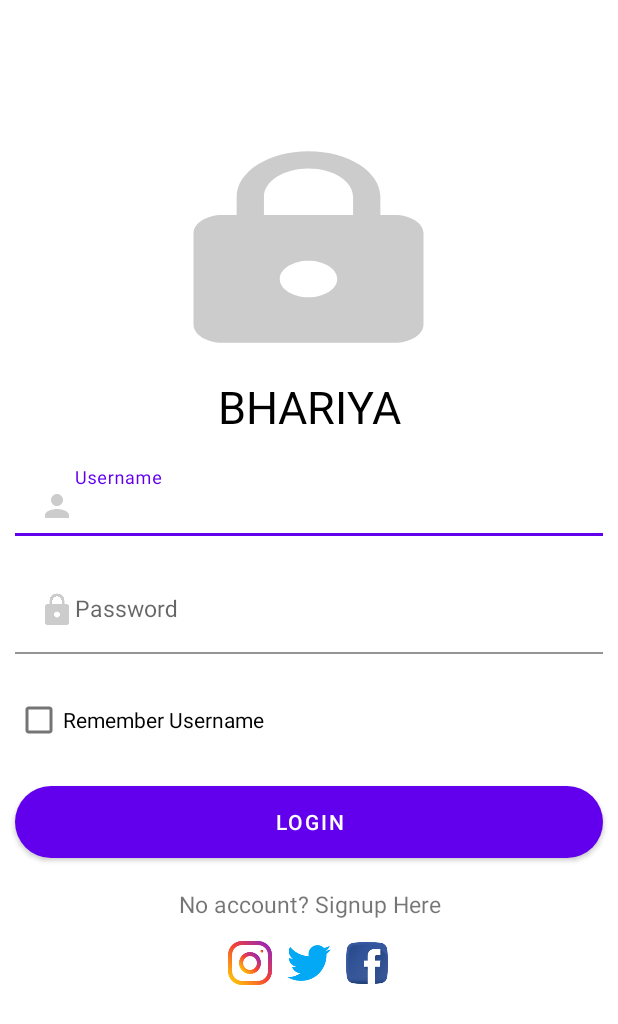
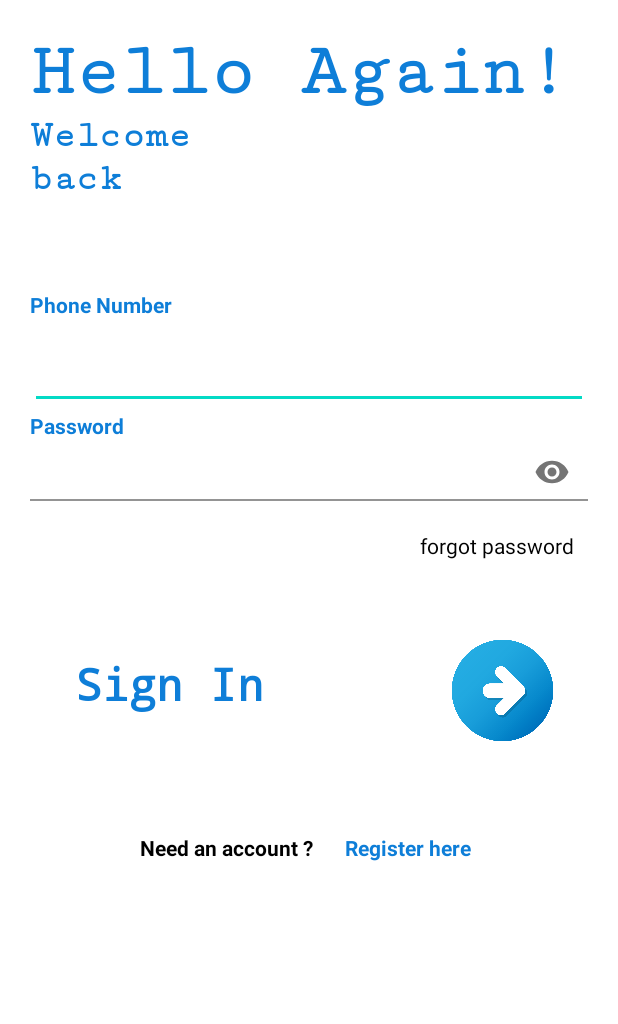
Before and after one commit to Bhariya-Application-Development-Team/Bhariya, an Android app: the layout activity_login.xml on its own in the app's theme, with its tools: preview values and no code run, on a phone screen of 412 x 824 dp. Shown: the top 1024 px of the screen. Run offline under Robolectric (Android 15) with nearby library versions, the phone set to English and light mode, and no system bars.

Commit message:
API FOR LOGIN

```diff
--- a/app/src/main/res/layout/activity_login.xml
+++ b/app/src/main/res/layout/activity_login.xml
@@ -2,132 +2,158 @@
 <LinearLayout xmlns:android="http://schemas.android.com/apk/res/android"
     xmlns:app="http://schemas.android.com/apk/res-auto"
     xmlns:tools="http://schemas.android.com/tools"
-
     android:layout_width="match_parent"
-    android:layout_height="match_parent"
+    android:layout_height="wrap_content"
     android:orientation="vertical"
-    android:id="@+id/linearLayout"
     android:background="#fff"
-    android:gravity="center"
+    android:paddingTop="10dp"
+    android:paddingLeft="20dp"
+    android:paddingRight="20dp"
     tools:context=".LoginActivity">
 
-    <ImageView
-        android:layout_width="230dp"
-        android:layout_height="146dp"
-        android:layout_gravity="center"
-        android:layout_marginTop="50dp"
-        android:scaleType="fitXY"
-        android:src="@drawable/ic_lock" />
+
     <TextView
+        android:layout_width="wrap_content"
+        android:layout_height="wrap_content"
+        android:layout_marginTop="10dp"
+        android:fontFamily="serif-monospace"
+        android:textStyle="bold"
+        android:text="Hello Again!"
+        android:textColor="#0E7ED8"
+        android:textSize="50sp" />
+
+    <TextView
+        android:layout_width="wrap_content"
+        android:layout_height="wrap_content"
+
+        android:fontFamily="serif-monospace"
+        android:text="Welcome"
+        android:textStyle="bold"
+        android:textColor="#0E7ED8"
+        android:textSize="25sp" />
+    <TextView
+        android:layout_width="wrap_content"
+        android:layout_height="wrap_content"
+
+        android:textStyle="bold"
+        android:fontFamily="serif-monospace"
+        android:text="back"
+        android:textColor="#0E7ED8"
+        android:textSize="25sp" />
+
+    <LinearLayout
+        android:layout_width="match_parent"
+        android:layout_height="252dp"
+        android:layout_marginTop="10dp"
+        android:orientation="vertical">
+
+        <com.google.android.material.textview.MaterialTextView
+            android:layout_width="match_parent"
+            android:layout_height="wrap_content"
+            android:layout_marginTop="50dp"
+            android:text="Phone Number"
+            android:textColor="#0E7ED8"
+
+            android:textStyle="bold"></com.google.android.material.textview.MaterialTextView>
+
+
+        <com.google.android.material.textfield.TextInputEditText
+            android:id="@+id/phonenumber"
+            android:layout_width="match_parent"
+            android:layout_height="60dp"
+            android:inputType="number" />
+
+
+        <com.google.android.material.textview.MaterialTextView
+            android:layout_width="match_parent"
+            android:layout_height="wrap_content"
+            android:layout_marginTop="1dp"
+            android:text="Password"
+            android:textColor="#0E7ED8"
+            android:textStyle="bold"></com.google.android.material.textview.MaterialTextView>
+
+        <com.google.android.material.textfield.TextInputLayout
+            android:layout_width="match_parent"
+            android:layout_height="wrap_content"
+            android:layout_marginTop="1dp"
+            app:passwordToggleEnabled="true">
+
+            <com.google.android.material.textfield.TextInputEditText
+                android:id="@+id/password"
+                android:layout_width="match_parent"
+                android:layout_height="39dp"
+                android:background="#fff"
+                android:inputType="textPassword" />
+        </com.google.android.material.textfield.TextInputLayout>
+
+        <TextView
+            android:layout_width="match_parent"
+            android:layout_height="wrap_content"
+            android:layout_marginLeft="260dp"
+            android:layout_marginTop="20dp"
+            android:text="forgot password"
+            android:textColor="#000000" />
+
+
+    </LinearLayout>
+    <LinearLayout
         android:layout_width="match_parent"
         android:layout_height="wrap_content"
-        android:layout_marginTop="10dp"
-        android:gravity="center"
-        android:text="BHARIYA"
-        android:textColor="@color/black"
-        android:textColorHint="#FFFFFF"
-        android:textSize="30sp" />
+        android:layout_marginTop="20dp"
+        android:orientation="horizontal">
+        <com.google.android.material.textview.MaterialTextView
+            android:layout_width="150dp"
+            android:layout_height="wrap_content"
+            android:layout_marginTop="20dp"
+            android:layout_marginLeft="30dp"
+            android:textColor="#0E7ED8"
+            android:fontFamily="monospace"
+            android:textStyle="bold"
+            android:textSize="30sp"
+            android:text="Sign In"
+            ></com.google.android.material.textview.MaterialTextView>
 
-    <com.google.android.material.textfield.TextInputLayout
-        android:layout_width="match_parent"
-        android:layout_height="wrap_content">
+        <ImageView
+            android:layout_width="70dp"
+            android:layout_height="70dp"
+            android:layout_marginLeft="100dp"
+            android:layout_marginTop="10dp"
+            android:clickable="true"
 
-        <com.google.android.material.textfield.TextInputEditText
-            android:id="@+id/etUsername"
-            style="@style/Widget.MaterialComponents.TextInputLayout.FilledBox.Dense"
-            android:layout_width="match_parent"
-            android:layout_height="wrap_content"
-            android:layout_margin="10dp"
-            android:background="@color/white"
-            android:drawableStart="@drawable/ic_person"
-            android:drawableLeft="@drawable/ic_person"
-            android:ems="15"
-            android:hint="Username"
-            android:textSize="15sp" />
-    </com.google.android.material.textfield.TextInputLayout>
+            android:src="@drawable/arrow" />
 
-    <com.google.android.material.textfield.TextInputLayout
-        android:layout_width="match_parent"
-        android:layout_height="wrap_content">
 
-        <com.google.android.material.textfield.TextInputEditText
-            android:id="@+id/etPassword"
-            style="@style/Widget.MaterialComponents.TextInputLayout.OutlinedBox"
-            android:layout_width="match_parent"
-            android:layout_height="wrap_content"
-            android:layout_margin="10dp"
-            android:background="@color/white"
-            android:hint="Password"
-            app:passwordToggleEnabled="true"
-            android:drawableStart="@drawable/ic_lock"
-            android:drawableLeft="@drawable/ic_lock"
-            android:inputType="textPassword"
-            android:textSize="15sp" />
-    </com.google.android.material.textfield.TextInputLayout>
-
-    <CheckBox
-        android:layout_margin="10dp"
-        android:layout_gravity="left"
-        android:id="@+id/chkRememberMe"
-        android:text="Remember Username"
-        android:layout_width="wrap_content"
-        android:layout_height="wrap_content"/>
-
-    <Button
-        android:id="@+id/btnLogin"
+    </LinearLayout>
+    <LinearLayout
         android:layout_width="match_parent"
         android:layout_height="wrap_content"
-        android:layout_margin="10dp"
-        android:background="@drawable/make_button_rounder"
-        android:text="LOGIN"
-        android:textColor="#FFFFFF" />
+        android:orientation="horizontal"
+        android:layout_marginTop="60dp"
+        android:textAlignment="center"
+        android:gravity="center_horizontal">
 
-    <TextView
-        android:textSize="15sp"
-        android:layout_margin="10dp"
-        android:gravity="center"
-        android:id="@+id/tvSignup"
-        android:layout_width="match_parent"
-        android:layout_height="wrap_content"
-        android:text="No account? Signup Here" />
+        <TextView
+            android:layout_width="131dp"
+            android:layout_height="wrap_content"
+            android:gravity="center_horizontal"
+            android:text="Need an account ? "
+            android:textAlignment="center"
+            android:textColor="#000"
+            android:textStyle="bold" />
 
-    <LinearLayout
-        android:id="@+id/llBottom"
-        android:layout_width="374dp"
-        android:layout_height="37dp"
-        android:layout_alignParentBottom="true"
-        android:layout_marginStart="16dp"
-        android:layout_marginEnd="16dp"
-        android:layout_marginBottom="118dp"
-        android:gravity="center_horizontal|bottom">
+        <TextView
+            android:layout_width="106dp"
+            android:layout_height="wrap_content"
+            android:clickable="true"
+            android:gravity="center_horizontal"
+            android:text="Register here"
+            android:textAlignment="center"
+            android:textColor="#0E7ED8"
 
-        <ImageView
-            android:id="@+id/iv_instagram"
-            style="ImageButton"
-            android:layout_width="29dp"
-            android:layout_height="match_parent"
-            android:layout_marginEnd="10dp"
-            android:layout_marginRight="10dp"
-            android:contentDescription="Instagram"
-            android:src="@drawable/ic_instagram" />
-
-        <ImageView
-            android:id="@+id/iv_twitter_sign"
-            style="ImageButton"
-            android:layout_width="29dp"
-            android:layout_height="match_parent"
-            android:layout_marginEnd="10dp"
-            android:layout_marginRight="10dp"
-            android:contentDescription="Twitter"
-            android:src="@drawable/ic_twitter_new" />
-
-        <ImageView
-            android:id="@+id/iv_facebook"
-            style="ImageButton"
-            android:layout_width="28dp"
-            android:layout_height="match_parent"
-            android:contentDescription="Facebook"
-            android:src="@drawable/ic_facebook" />
+            android:textStyle="bold" />
 
     </LinearLayout>
+
+
+
 </LinearLayout>
```
Also changed, not shown: app/src/main/res/drawable/arrow.png (added), app/src/main/res/drawable/ic_launcher_background.xml (line endings or trailing spaces).
